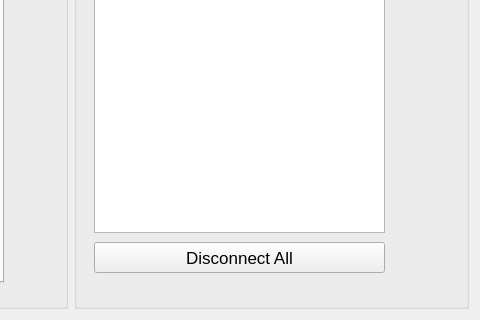
j3r-ux/CSCE1102Lithium, file form.ui: the form before one commit; both pictures show x 338 to 818 and y 109 to 429 of the 818 by 429 pixel window.
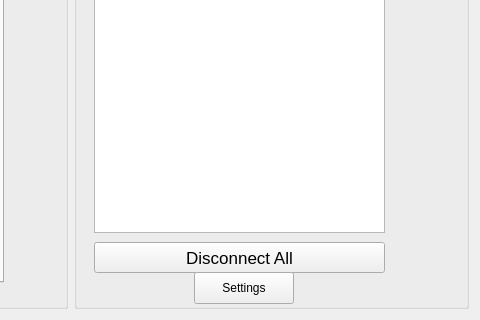
The form after the commit.

Commit message: Add UI pages and navigation (login, chat, settings)

Patch:
```diff
--- a/form.ui
+++ b/form.ui
@@ -77,6 +77,19 @@
        <string>Disconnect All</string>
       </property>
      </widget>
+     <widget class="QPushButton" name="settingsButton">
+      <property name="geometry">
+       <rect>
+        <x>120</x>
+        <y>370</y>
+        <width>100</width>
+        <height>32</height>
+       </rect>
+      </property>
+      <property name="text">
+       <string>Settings</string>
+      </property>
+     </widget>
     </widget>
    </item>
   </layout>
```
The commit also changes 8 other files.
